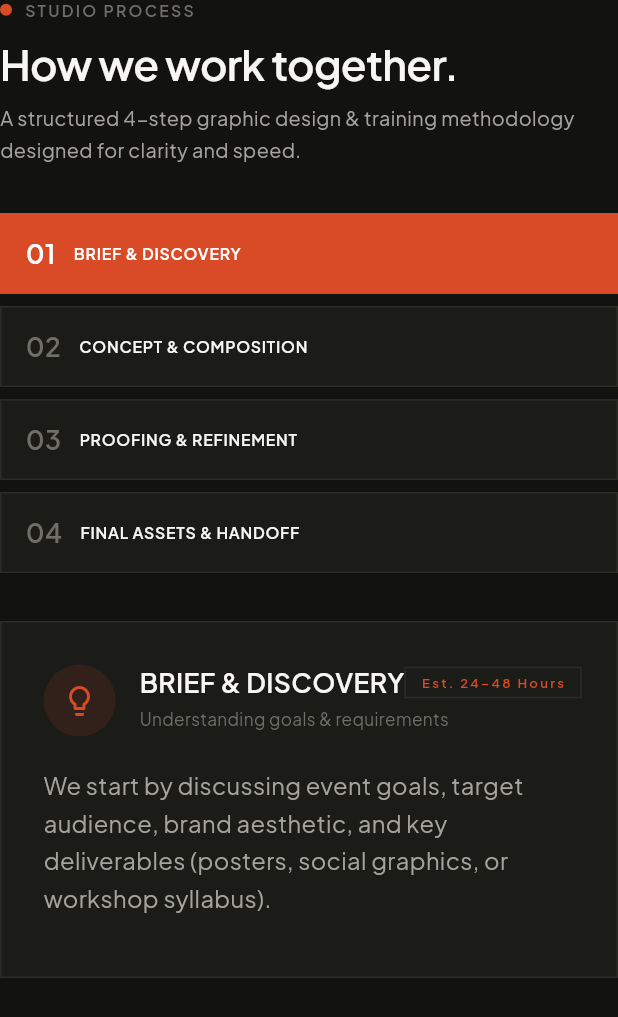
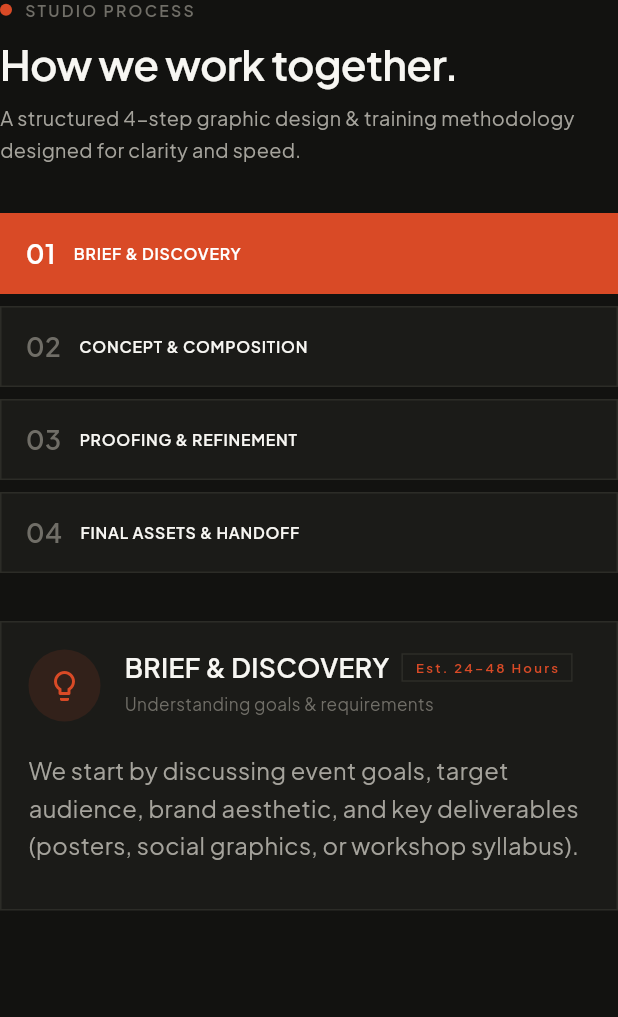
Before and after one commit to vishnu-vsgit/studioproof, a Flutter app: the StudioProcessTimeline widget shown alone on an empty page, opened directly, on a phone screen of 412 x 824 dp. Shown: the top 1017 px of the screen. Run offline on Flutter 3.47's test engine with Material 3 defaults, Android fonts, the phone set to English and light mode, and no system bars; our stand-ins replace go_router, google_fonts, supabase_flutter; accounts and stored records are empty.

Commit message:
new updates123

```diff
--- a/lib/screens/about/about_screen.dart
+++ b/lib/screens/about/about_screen.dart
@@ -266,13 +266,16 @@ class AboutScreen extends StatelessWidget {
                             ),
                     ),
                     const SizedBox(height: 16),
-                    Text(
+                    Padding(
+                      padding: EdgeInsets.symmetric(horizontal: isMobile ? 12.0 : 0.0),
+                      child: Text(
                         'Open for select graphic design commissions, event branding, and creative partnerships.',
                         textAlign: TextAlign.center,
                         style: AppTypography.bodyMedium(
                           color: isDark
                               ? AppColors.textSecondaryDark
                               : AppColors.textSecondaryLight,
+                        ),
                       ),
                     ),
                     const SizedBox(height: 32),
--- a/lib/screens/services/services_screen.dart
+++ b/lib/screens/services/services_screen.dart
@@ -171,7 +171,7 @@ class ServicesScreen extends StatelessWidget {
                         crossAxisAlignment: CrossAxisAlignment.start,
                         children: [
                           Text(
-                            'RECURRING RETAINER',
+                            'MONTHLY DESIGN PLAN',
                             style: AppTypography.labelUppercase(
                               color: AppColors.accent,
                             ),
--- a/lib/widgets/common/studio_process_timeline.dart
+++ b/lib/widgets/common/studio_process_timeline.dart
@@ -173,7 +173,7 @@ class _StudioProcessTimelineState extends State<StudioProcessTimeline> {
           child: Container(
             key: ValueKey<int>(_activeStep),
             width: double.infinity,
-            padding: const EdgeInsets.all(28.0),
+            padding: EdgeInsets.all(isMobile ? 18.0 : 28.0),
             decoration: BoxDecoration(
               color: isDark ? AppColors.surfaceDark : AppColors.surfaceLight,
               border: Border.all(
@@ -200,8 +200,11 @@ class _StudioProcessTimelineState extends State<StudioProcessTimeline> {
                       child: Column(
                         crossAxisAlignment: CrossAxisAlignment.start,
                         children: [
-                          Row(
-                            mainAxisAlignment: MainAxisAlignment.spaceBetween,
+                          Wrap(
+                            alignment: WrapAlignment.spaceBetween,
+                            crossAxisAlignment: WrapCrossAlignment.center,
+                            spacing: 8,
+                            runSpacing: 6,
                             children: [
                               Text(
                                 activeModel.title,
@@ -211,7 +214,7 @@ class _StudioProcessTimelineState extends State<StudioProcessTimeline> {
                                 ),
                               ),
                               Container(
-                                padding: const EdgeInsets.symmetric(horizontal: 10, vertical: 4),
+                                padding: const EdgeInsets.symmetric(horizontal: 8, vertical: 3),
                                 decoration: BoxDecoration(
                                   border: Border.all(
                                     color: isDark ? AppColors.borderDark : AppColors.borderLight,
--- a/lib/widgets/layout/page_scaffold.dart
+++ b/lib/widgets/layout/page_scaffold.dart
@@ -140,7 +140,7 @@ class _PageScaffoldState extends State<PageScaffold> {
                             child: const SiteFooter(),
                           ),
                           if (enableMobileBottomBar)
-                            const SizedBox(height: 60.0),
+                            const SizedBox(height: 100.0),
                         ],
                       ),
                     ),
```
Also changed, not shown: lib/screens/contact/start_project_screen.dart (+4 -6 lines). Lines whose indentation alone changed are shown as unchanged.
